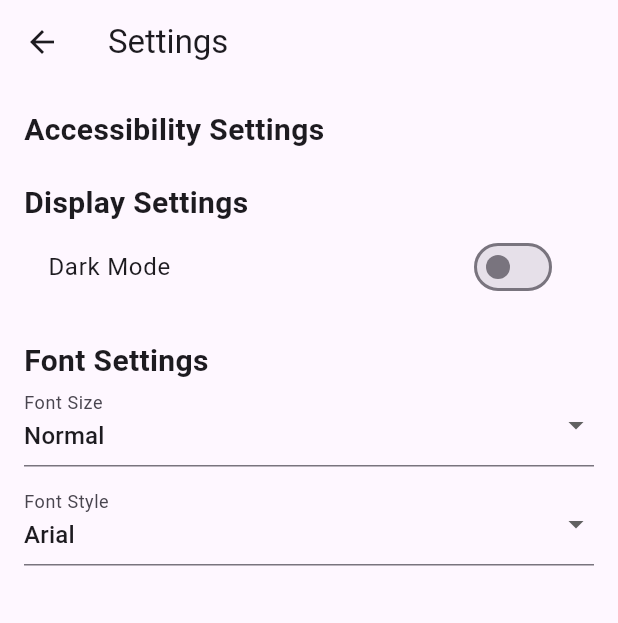
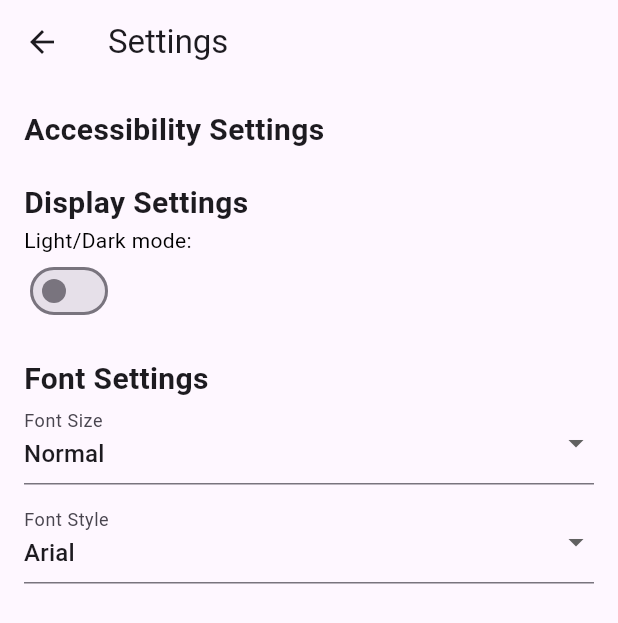
Before and after one commit to Zelius5/group_project, a Flutter app: the SettingsScreen screen opened directly, on a phone screen of 412 x 824 dp. Shown: the top 623 px of the screen. Run offline on Flutter 3.47's test engine with Material 3 defaults, Android fonts, the phone set to English and light mode, and no system bars.

Commit message:
Updated settings to be a stateful widget

```diff
--- a/lib/main.dart
+++ b/lib/main.dart
@@ -30,6 +30,9 @@ class MyHomePage extends StatefulWidget {
 }
 
 class _MyHomePageState extends State<MyHomePage> {
+
+  bool isSwitched = false;
+
   void navigateSettingsScreen(BuildContext ctx) {
     Navigator.of(ctx).push(MaterialPageRoute(builder: (_) {
       return SettingsScreen();
--- a/lib/screens/settings_screen.dart
+++ b/lib/screens/settings_screen.dart
@@ -1,43 +1,52 @@
 import 'package:flutter/material.dart';
 
-class SettingsScreen extends StatelessWidget {
+
+class SettingsScreen extends StatefulWidget {
   const SettingsScreen({Key? key}) : super(key: key);
+
+  @override
+    _SettingsScreenState createState() => _SettingsScreenState();
+  }
+
+class _SettingsScreenState extends State<SettingsScreen> {
+
+  bool isSwitched = false;
 
   @override
   Widget build(BuildContext context) {
     return Scaffold(
       appBar: AppBar(
-        title: Text('Settings'),
+        title: const Text('Settings'),
       ),
       body: Padding(
         padding: const EdgeInsets.all(16.0),
         child: Column(
           crossAxisAlignment: CrossAxisAlignment.start,
           children: [
-            Text(
+            const Text(
               'Accessibility Settings',
               style: TextStyle(
                 fontSize: 20,
                 fontWeight: FontWeight.bold,
               ),
             ),
-            SizedBox(height: 20),
-            Text(
+            const SizedBox(height: 20),
+            const Text(
               'Display Settings',
               style: TextStyle(
                 fontSize: 20,
                 fontWeight: FontWeight.bold,
               ),
             ),
-            SwitchListTile(
-              title: Text('Dark Mode'),
-              value: false,
+            Text('Light/Dark mode: ', style: TextStyle(color: isSwitched ? Colors.white : Colors.black)),
+            Switch(
+              value: isSwitched,
               onChanged: (value) {
-                //TODO, put dark mode logic here
-              },
+                setState((){isSwitched = !isSwitched;});
+              }
             ),
-            SizedBox(height: 20),
-            Text(
+            const SizedBox(height: 20),
+            const Text(
               'Font Settings',
               style: TextStyle(
                 fontSize: 20,
@@ -45,7 +54,7 @@ class SettingsScreen extends StatelessWidget {
               ),
             ),
             DropdownButtonFormField<String>(
-              decoration: InputDecoration(labelText: 'Font Size'),
+              decoration: const InputDecoration(labelText: 'Font Size'),
               value: 'Normal',
               onChanged: (value) {
                 //Font size logic here
@@ -57,9 +66,9 @@ class SettingsScreen extends StatelessWidget {
                       ))
                   .toList(),
             ),
-            SizedBox(height: 10),
+            const SizedBox(height: 10),
             DropdownButtonFormField<String>(
-              decoration: InputDecoration(labelText: 'Font Style'),
+              decoration: const InputDecoration(labelText: 'Font Style'),
               value: 'Arial',
               onChanged: (value) {
                 // font style logic here
```
Also changed, not shown: pubspec.lock.
